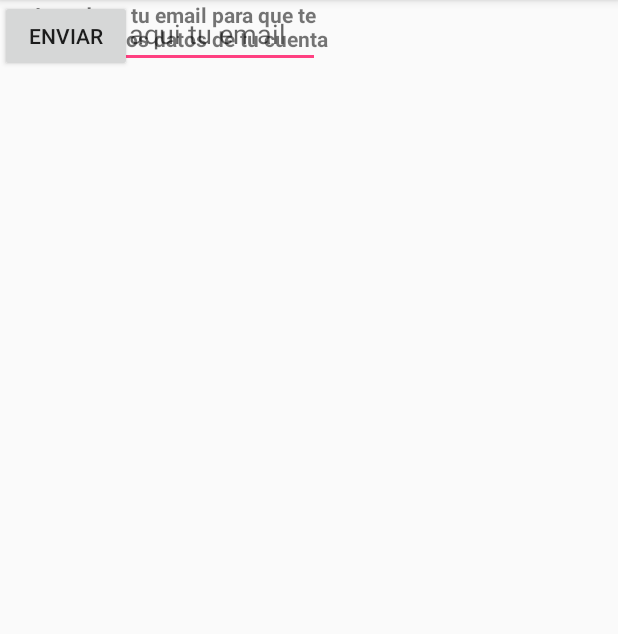
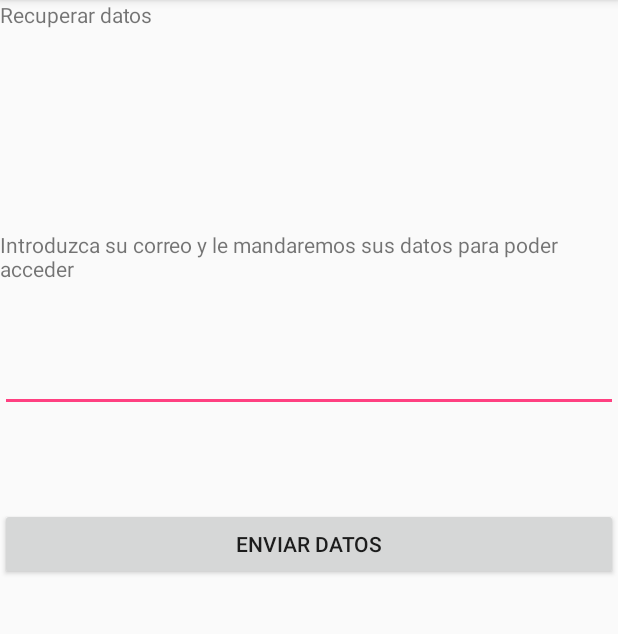
Before and after one commit to danimb93/EtakemonGoAndroidv2, an Android app: the RecuperarDatos screen opened directly, with no data from a screen before it, on a phone screen of 412 x 824 dp, the part 84-718 px from its top. Run offline under Robolectric (Android 15) with nearby library versions, the phone set to English and light mode, and no system bars.

Commit message:
Modificar Usuario

```diff
--- a/app/src/main/AndroidManifest.xml
+++ b/app/src/main/AndroidManifest.xml
@@ -17,7 +17,9 @@
             </intent-filter>
         </activity>
         <activity android:name=".Registrar" />
-        <activity android:name=".RecuperarDatos"></activity>
+        <activity android:name=".RecuperarDatos" />
+        <activity android:name=".AjustesUsuario" />
+        <activity android:name=".ModificarUsuario"></activity>
     </application>
 
 </manifest>
--- a/app/src/main/java/com/example/dani/etakemongo/Login.java
+++ b/app/src/main/java/com/example/dani/etakemongo/Login.java
@@ -16,4 +16,8 @@ public class Login extends AppCompatActivity {
         Intent i=new Intent(this,Registrar.class);
         startActivity(i);
     }
+    public void goToRecuperarDatos(View view){
+        Intent inb1 = new Intent(this,RecuperarDatos.class);
+        startActivity(inb1);
+    }
 }
--- a/app/src/main/java/com/example/dani/etakemongo/RecuperarDatos.java
+++ b/app/src/main/java/com/example/dani/etakemongo/RecuperarDatos.java
@@ -57,9 +57,4 @@ public class RecuperarDatos extends AppCompatActivity {
 
     }
 
-    public void goToLogin(View view){
-        Intent inb1 = new Intent(RecuperarDatos.this, Login.class);
-        startActivity(inb1);
-    }
-
 }
--- a/app/src/main/java/com/example/dani/etakemongo/Registrar.java
+++ b/app/src/main/java/com/example/dani/etakemongo/Registrar.java
@@ -1,5 +1,6 @@
 package com.example.dani.etakemongo;
 
+import android.content.Intent;
 import android.support.v7.app.AppCompatActivity;
 import android.os.Bundle;
 import android.view.View;
@@ -40,4 +41,6 @@ public class Registrar extends AppCompatActivity {
             }
         })
         ;}
+
+
 }
--- a/app/src/main/res/layout/activity_login.xml
+++ b/app/src/main/res/layout/activity_login.xml
@@ -90,7 +90,8 @@
                 android:layout_width="wrap_content"
                 android:layout_height="wrap_content"
                 android:layout_weight="1"
-                android:text="Olvide mi usuario o contraseña" />
+                android:text="Olvide mi usuario o contraseña"
+                android:onClick="goToRecuperarDatos"/>
         </LinearLayout>
 
         <LinearLayout
@@ -105,7 +106,8 @@
                 android:layout_height="wrap_content"
                 android:layout_weight="1"
                 android:text="Login"
-                android:textColor="#FF0F13"/>
+                android:textColor="#FF0F13"
+                />
         </LinearLayout>
 
         <LinearLayout
--- a/app/src/main/res/layout/activity_recuperar_datos.xml
+++ b/app/src/main/res/layout/activity_recuperar_datos.xml
@@ -6,33 +6,76 @@
     android:layout_height="match_parent"
     tools:context="com.example.dani.etakemongo.RecuperarDatos">
 
-    <EditText
-        android:id="@+id/editText"
+
+    <LinearLayout
+        android:layout_width="0dp"
+        android:layout_height="0dp"
+        android:orientation="vertical"
+        tools:layout_constraintTop_creator="1"
+        tools:layout_constraintRight_creator="1"
+        tools:layout_constraintBottom_creator="1"
+        app:layout_constraintBottom_toBottomOf="parent"
+        app:layout_constraintRight_toRightOf="parent"
+        tools:layout_constraintLeft_creator="1"
+        app:layout_constraintLeft_toLeftOf="parent"
+        app:layout_constraintTop_toTopOf="parent">>
+
+        <LinearLayout
+            android:layout_width="match_parent"
+            android:layout_height="75dp"
+            android:orientation="horizontal">
+
+            <TextView
+                android:id="@+id/tvTitulo"
                 android:layout_width="wrap_content"
                 android:layout_height="wrap_content"
-        android:ems="10"
-        android:hint="escribe aqui tu email"
-        android:inputType="textEmailAddress"
-        android:textAlignment="center"
-        tools:layout_editor_absoluteX="85dp"
-        tools:layout_editor_absoluteY="133dp" />
+                android:layout_weight="1"
+                android:text="Recuperar datos" />
+        </LinearLayout>
+
+        <LinearLayout
+            android:layout_width="match_parent"
+            android:layout_height="78dp"
+            android:orientation="horizontal"></LinearLayout>
+
+        <LinearLayout
+            android:layout_width="match_parent"
+            android:layout_height="76dp"
+            android:orientation="horizontal">
 
             <TextView
-        android:id="@+id/textView"
-        android:layout_width="233dp"
-        android:layout_height="42dp"
-        android:text="Introduce tu email para que te enviemos los datos de tu cuenta"
-        android:textAlignment="center"
-        android:textStyle="bold"
-        tools:layout_editor_absoluteX="76dp"
-        tools:layout_editor_absoluteY="53dp" />
+                android:id="@+id/tvInfo"
+                android:layout_width="wrap_content"
+                android:layout_height="wrap_content"
+                android:layout_weight="1"
+                android:text="Introduzca su correo y le mandaremos sus datos para poder acceder" />
+        </LinearLayout>
+
+        <LinearLayout
+            android:layout_width="match_parent"
+            android:layout_height="109dp"
+            android:orientation="horizontal">
+
+            <EditText
+                android:id="@+id/etEmail"
+                android:layout_width="wrap_content"
+                android:layout_height="wrap_content"
+                android:layout_weight="1"
+                android:ems="10"
+                android:inputType="textEmailAddress" />
+        </LinearLayout>
+
+        <LinearLayout
+            android:layout_width="match_parent"
+            android:layout_height="match_parent"
+            android:orientation="horizontal">
 
             <Button
-        android:id="@+id/button"
+                android:id="@+id/btnRecuperar"
                 android:layout_width="wrap_content"
                 android:layout_height="wrap_content"
-        android:text="enviar"
-        tools:layout_editor_absoluteX="148dp"
-        tools:layout_editor_absoluteY="310dp"
-        android:onClick="goToLogin"/>
+                android:layout_weight="1"
+                android:text="Enviar datos" />
+        </LinearLayout>
+    </LinearLayout>
 </android.support.constraint.ConstraintLayout>
--- a/app/src/main/res/layout/activity_registrar.xml
+++ b/app/src/main/res/layout/activity_registrar.xml
@@ -159,7 +159,9 @@
                 android:layout_marginTop="20dp"
                 android:layout_weight="1"
                 android:gravity="center"
-                android:text="Registrar" />
+                android:text="Registrar"
+                />
+
         </LinearLayout>
 
         <LinearLayout
```
Also changed, not shown: app/src/main/java/com/example/dani/etakemongo/AjustesUsuario.java (added, +13 -0 lines), app/src/main/java/com/example/dani/etakemongo/ModificarUsuario.java (added, +13 -0 lines), app/src/main/res/layout/activity_ajustes_usuario.xml (added, +9 -0 lines), app/src/main/res/layout/activity_modificar_usuario.xml (added, +9 -0 lines). Lines whose indentation alone changed are shown as unchanged.
